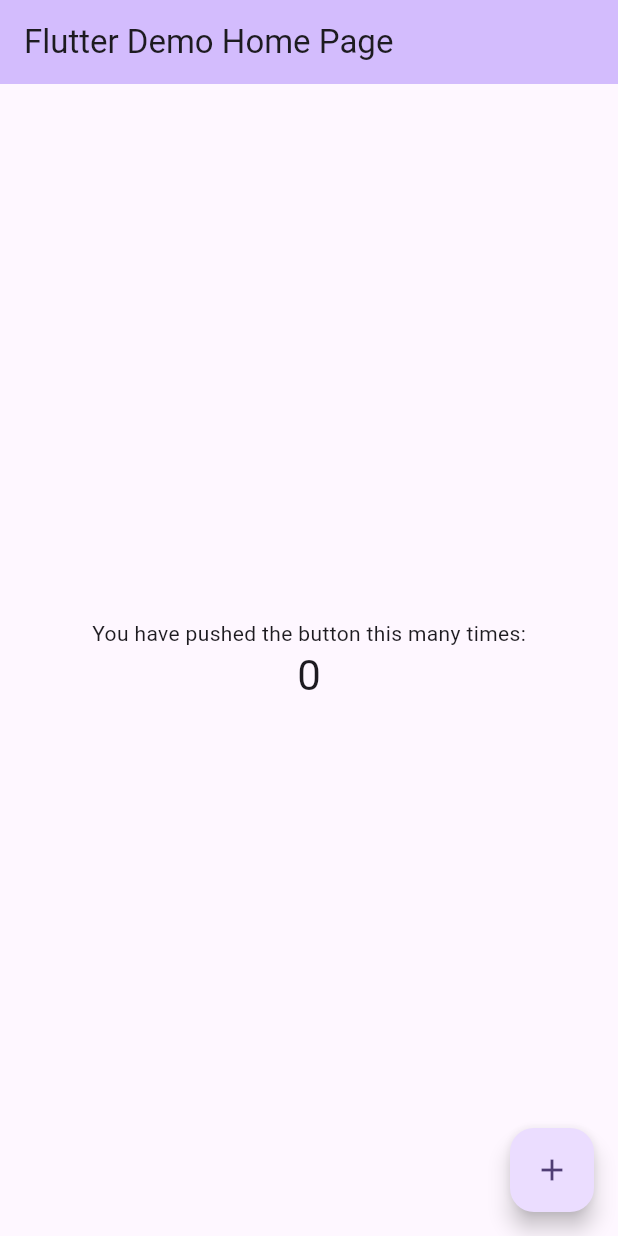
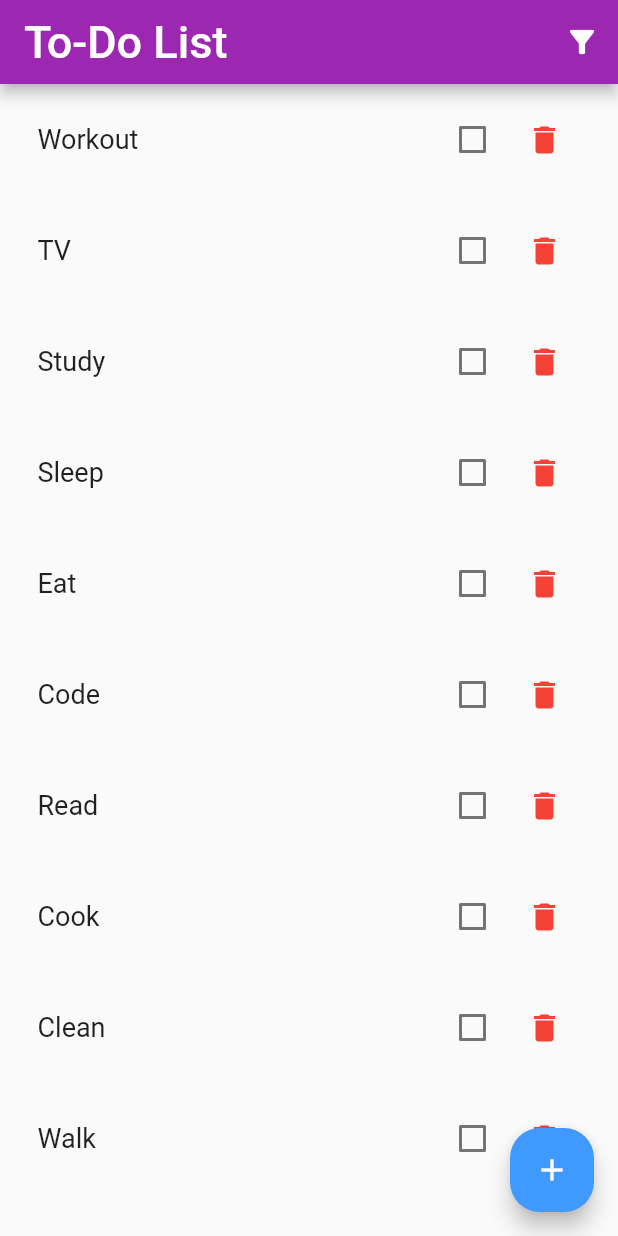
Before and after one commit to gu-tig333-ht23/zanda95, a Flutter app: the screen it shows after launch, on a phone screen of 412 x 824 dp. Run offline on Flutter 3.47's test engine with Material 2 defaults, Android fonts, the phone set to English and light mode, and no system bars.

Commit message:
Basic UI Created

```diff
--- a/lib/main.dart
+++ b/lib/main.dart
@@ -1,4 +1,5 @@
 import 'package:flutter/material.dart';
+import 'screens/home_screen.dart';
 
 void main() {
   runApp(const MyApp());
@@ -7,119 +8,10 @@ void main() {
 class MyApp extends StatelessWidget {
   const MyApp({super.key});
 
-  // This widget is the root of your application.
   @override
   Widget build(BuildContext context) {
     return MaterialApp(
-      title: 'Flutter Demo',
-      theme: ThemeData(
-        // This is the theme of your application.
-        //
-        // TRY THIS: Try running your application with "flutter run". You'll see
-        // the application has a blue toolbar. Then, without quitting the app,
-        // try changing the seedColor in the colorScheme below to Colors.green
-        // and then invoke "hot reload" (save your changes or press the "hot
-        // reload" button in a Flutter-supported IDE, or press "r" if you used
-        // the command line to start the app).
-        //
-        // Notice that the counter didn't reset back to zero; the application
-        // state is not lost during the reload. To reset the state, use hot
-        // restart instead.
-        //
-        // This works for code too, not just values: Most code changes can be
-        // tested with just a hot reload.
-        colorScheme: ColorScheme.fromSeed(seedColor: Colors.deepPurple),
-        useMaterial3: true,
-      ),
-      home: const MyHomePage(title: 'Flutter Demo Home Page'),
+      home: HomePage(),
     );
   }
 }
-
-class MyHomePage extends StatefulWidget {
-  const MyHomePage({super.key, required this.title});
-
-  // This widget is the home page of your application. It is stateful, meaning
-  // that it has a State object (defined below) that contains fields that affect
-  // how it looks.
-
-  // This class is the configuration for the state. It holds the values (in this
-  // case the title) provided by the parent (in this case the App widget) and
-  // used by the build method of the State. Fields in a Widget subclass are
-  // always marked "final".
-
-  final String title;
-
-  @override
-  State<MyHomePage> createState() => _MyHomePageState();
-}
-
-class _MyHomePageState extends State<MyHomePage> {
-  int _counter = 0;
-
-  void _incrementCounter() {
-    setState(() {
-      // This call to setState tells the Flutter framework that something has
-      // changed in this State, which causes it to rerun the build method below
-      // so that the display can reflect the updated values. If we changed
-      // _counter without calling setState(), then the build method would not be
-      // called again, and so nothing would appear to happen.
-      _counter++;
-    });
-  }
-
-  @override
-  Widget build(BuildContext context) {
-    // This method is rerun every time setState is called, for instance as done
-    // by the _incrementCounter method above.
-    //
-    // The Flutter framework has been optimized to make rerunning build methods
-    // fast, so that you can just rebuild anything that needs updating rather
-    // than having to individually change instances of widgets.
-    return Scaffold(
-      appBar: AppBar(
-        // TRY THIS: Try changing the color here to a specific color (to
-        // Colors.amber, perhaps?) and trigger a hot reload to see the AppBar
-        // change color while the other colors stay the same.
-        backgroundColor: Theme.of(context).colorScheme.inversePrimary,
-        // Here we take the value from the MyHomePage object that was created by
-        // the App.build method, and use it to set our appbar title.
-        title: Text(widget.title),
-      ),
-      body: Center(
-        // Center is a layout widget. It takes a single child and positions it
-        // in the middle of the parent.
-        child: Column(
-          // Column is also a layout widget. It takes a list of children and
-          // arranges them vertically. By default, it sizes itself to fit its
-          // children horizontally, and tries to be as tall as its parent.
-          //
-          // Column has various properties to control how it sizes itself and
-          // how it positions its children. Here we use mainAxisAlignment to
-          // center the children vertically; the main axis here is the vertical
-          // axis because Columns are vertical (the cross axis would be
-          // horizontal).
-          //
-          // TRY THIS: Invoke "debug painting" (choose the "Toggle Debug Paint"
-          // action in the IDE, or press "p" in the console), to see the
-          // wireframe for each widget.
-          mainAxisAlignment: MainAxisAlignment.center,
-          children: <Widget>[
-            const Text(
-              'You have pushed the button this many times:',
-            ),
-            Text(
-              '$_counter',
-              style: Theme.of(context).textTheme.headlineMedium,
-            ),
-          ],
-        ),
-      ),
-      floatingActionButton: FloatingActionButton(
-        onPressed: _incrementCounter,
-        tooltip: 'Increment',
-        child: const Icon(Icons.add),
-      ), // This trailing comma makes auto-formatting nicer for build methods.
-    );
-  }
-}
--- /dev/null
+++ b/lib/screens/home_screen.dart
@@ -0,0 +1,173 @@
+import 'package:flutter/material.dart';
+import 'new_task_screen.dart';
+
+class HomePage extends StatelessWidget {
+  const HomePage({Key? key}) : super(key: key);
+
+  @override
+  Widget build(BuildContext context) {
+    return Scaffold(
+      appBar: AppBar(
+        backgroundColor: Colors.purple, // Updated color
+        title: Text(
+          'To-Do List',
+          style: TextStyle(fontSize: 30),
+        ),
+        actions: <Widget>[
+          IconButton(
+            onPressed: () {
+              // Filter button functionality
+              showDialog(
+                context: context,
+                builder: (BuildContext context) {
+                  return AlertDialog(
+                    scrollable: true,
+                    content: Padding(
+                      padding: EdgeInsets.all(10),
+                      child: Column(
+                        children: [
+                          FilterRow(Icons.check_box_outline_blank, 'All'),
+                          FilterRow(Icons.check_box_outline_blank, 'Done'),
+                          FilterRow(Icons.check_box_outline_blank, 'Undone'),
+                        ],
+                      ),
+                    ),
+                  );
+                },
+              );
+            },
+            icon: Icon(Icons.filter_alt),
+          ),
+        ],
+      ),
+      body: ListViewBuilder(), // Task list
+      floatingActionButton: FloatingActionButton(
+        shape: RoundedRectangleBorder(borderRadius: BorderRadius.circular(20)),
+        backgroundColor:
+            const Color.fromARGB(255, 64, 153, 255), // Updated color
+        onPressed: () {
+          Navigator.push(
+            context,
+            MaterialPageRoute(builder: (context) => const AddTask()),
+          );
+        },
+        child: Icon(Icons.add),
+      ),
+    );
+  }
+}
+
+class TaskItem {
+  String task;
+  bool completed;
+
+  TaskItem(this.task, this.completed);
+}
+
+class ListViewBuilder extends StatefulWidget {
+  ListViewBuilder({Key? key}) : super(key: key);
+
+  @override
+  ListViewBuilderState createState() => ListViewBuilderState();
+}
+
+class ListViewBuilderState extends State<ListViewBuilder> {
+  List<TaskItem> tasks = [
+    TaskItem("Workout", false),
+    TaskItem("TV", false),
+    TaskItem("Study", false),
+    TaskItem("Sleep", false),
+    TaskItem("Eat", false),
+    TaskItem("Code", false),
+    TaskItem("Read", false),
+    TaskItem("Cook", false),
+    TaskItem("Clean", false),
+    TaskItem("Walk", false),
+    TaskItem("Run", false),
+    TaskItem("Swim", false),
+    TaskItem("Shop", false),
+    TaskItem("Play", false),
+    TaskItem("Sing", false),
+    TaskItem("Dance", false),
+    TaskItem("Drive", false),
+    TaskItem("Fly", false),
+    TaskItem("Travel", false),
+    TaskItem("Write", false),
+    TaskItem("Draw", false),
+    TaskItem("Paint", false),
+    TaskItem("Design", false),
+    TaskItem("Build", false),
+    TaskItem("Create", false),
+    TaskItem("Learn", false),
+    TaskItem("Teach", false),
+  ];
+
+  @override
+  Widget build(BuildContext context) {
+    return Scaffold(
+      body: ListView.builder(
+        itemCount: tasks.length,
+        itemBuilder: (BuildContext context, int index) {
+          return Padding(
+            padding: EdgeInsets.all(9),
+            child: ListTile(
+              shape: RoundedRectangleBorder(
+                borderRadius: BorderRadius.circular(5),
+              ),
+              title: Row(
+                children: [
+                  Expanded(
+                    child: Text(
+                      tasks[index].task,
+                      style: TextStyle(
+                        fontSize: 18,
+                        decoration: tasks[index].completed
+                            ? TextDecoration.lineThrough
+                            : TextDecoration.none,
+                        decorationThickness: 2,
+                      ),
+                    ),
+                  ),
+                  Checkbox(
+                    value: tasks[index].completed,
+                    onChanged: (bool? value) {
+                      setState(() {
+                        tasks[index].completed = value!;
+                      });
+                    },
+                  ),
+                  IconButton(
+                    icon: Icon(Icons.delete, color: Colors.red),
+                    onPressed: () {
+                      setState(() {
+                        tasks.removeAt(index);
+                      });
+                    },
+                  ),
+                ],
+              ),
+            ),
+          );
+        },
+      ),
+    );
+  }
+}
+
+class FilterRow extends StatelessWidget {
+  final IconData icon;
+  final String text;
+
+  FilterRow(this.icon, this.text);
+
+  @override
+  Widget build(BuildContext context) {
+    return Row(
+      children: [
+        Icon(icon),
+        SizedBox(width: 8),
+        Text(text),
+      ],
+    );
+  }
+}
```
Also changed, not shown: lib/screens/new_task_screen.dart (added, +44 -0 lines).
